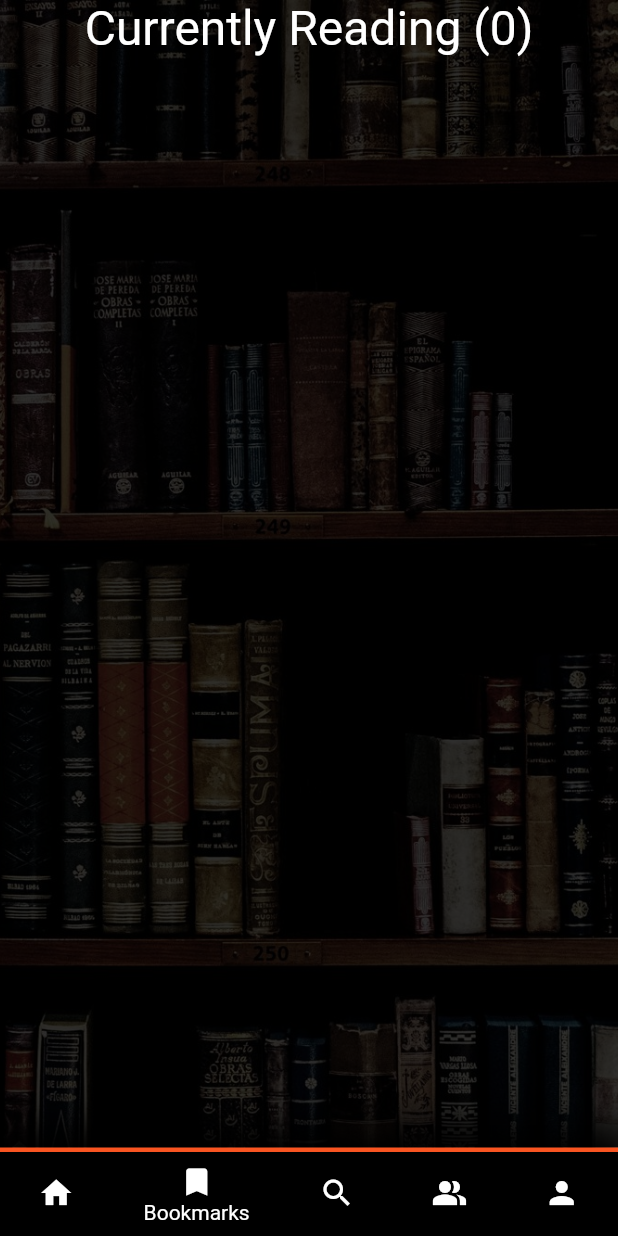
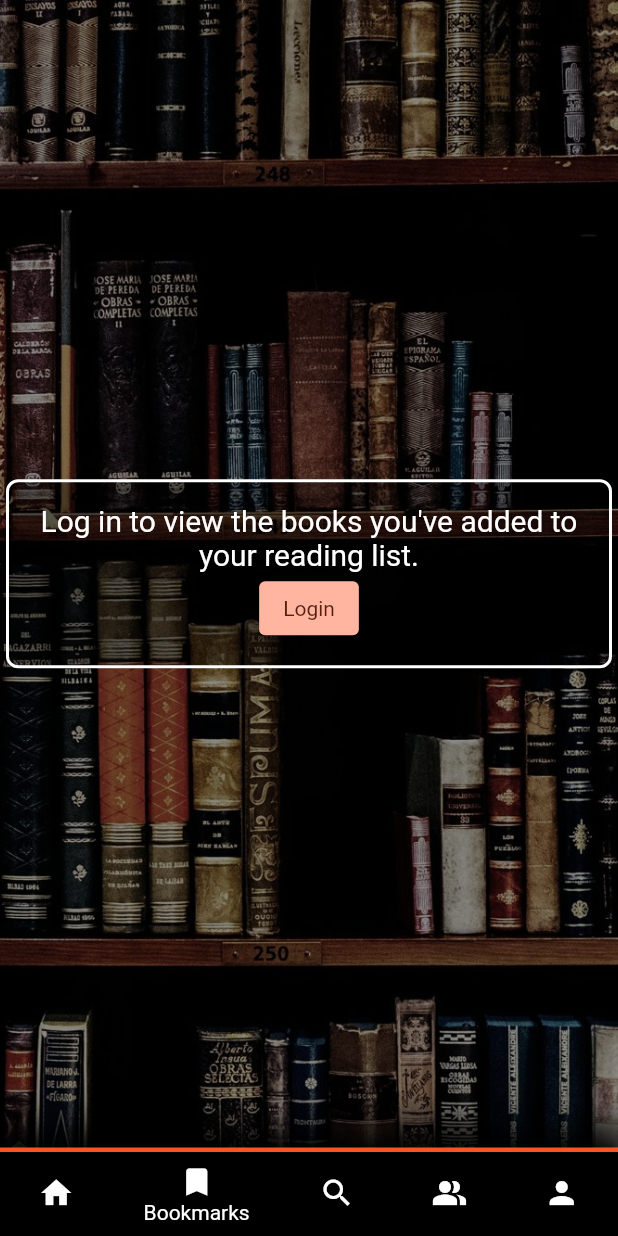
Before and after one commit to Al-del/nerdspace, a Flutter app: the screen it shows after launch, swiped to page 2, on a phone screen of 412 x 824 dp. Run offline on Flutter 3.47's test engine with Material 2 defaults, Android fonts, the phone set to English and light mode, and no system bars; our stand-ins replace flutter_rating_bar; network calls fail.

Commit message:
Added login logout pages

```diff
--- a/lib/main.dart
+++ b/lib/main.dart
@@ -2,6 +2,8 @@ import 'dart:math';
 
 import 'package:flutter/material.dart';
 import 'package:nerdspace/routes/book_profile.dart';
+import 'package:nerdspace/routes/login_route.dart';
+import 'package:nerdspace/routes/register_route.dart';
 import 'package:nerdspace/theme.dart';
 import 'routes/main_scaffold.dart';
 
@@ -29,6 +31,8 @@ class NerdspaceApp extends StatelessWidget {
       },
       routes: {
         '/': (context) => MainScaffold(),
+        '/login': (context) => LoginRoute(),
+        '/register': (context) => RegisterRoute(),
       },
     );
   }
--- a/lib/routes/main_scaffold.dart
+++ b/lib/routes/main_scaffold.dart
@@ -5,7 +5,9 @@ import 'package:nerdspace/widgets/pages/bookmarks.dart';
 import 'package:nerdspace/widgets/pages/feed.dart';
 import 'package:nerdspace/widgets/image_bg_scaffold.dart';
 import 'package:nerdspace/widgets/nerdspace_searchbar.dart';
+import 'package:nerdspace/widgets/pages/friends.dart';
 import 'package:nerdspace/widgets/pages/search_screen.dart';
+import 'package:nerdspace/widgets/pages/user.dart';
 
 import '../widgets/multipage_bg_transitioner.dart';
 import '../widgets/nerdspace_bottombar.dart';
@@ -80,8 +82,8 @@ class _MainScaffoldState extends State<MainScaffold> {
               books: [],
             ),
             SearchScreen(),
-            Feed(),
-            Feed(),
+            FriendsPage(),
+            UserPage(),
           ],
         ),
         bottomNavigationBar: NerdspaceBottombar(
--- a/lib/widgets/pages/bookmarks.dart
+++ b/lib/widgets/pages/bookmarks.dart
@@ -6,18 +6,24 @@ import 'package:nerdspace/widgets/nerdspace_searchbar.dart';
 
 class Bookmarks extends StatelessWidget {
   final List<BookData> books;
+  bool loggedIn = false;
   Bookmarks({super.key, required this.books});
   final backgroundColor = Color.fromARGB(208, 0, 0, 0);
 
   @override
   Widget build(BuildContext context) {
+    if (!loggedIn) {
+      return BookmarksNotLoggedIn();
+    }
     return Container(
       color: backgroundColor,
       child: Column(
         children: [
-          Text(
-            "Currently Reading (${books.length})",
-            style: Theme.of(context).textTheme.titleLarge,
+          AppBar(
+            title: Text(
+              "Currently Reading (${books.length})",
+              style: Theme.of(context).textTheme.titleLarge,
+            ),
           ),
           Expanded(
             child: ListView.builder(
@@ -44,3 +50,36 @@ class Bookmarks extends StatelessWidget {
     );
   }
 }
+
+class BookmarksNotLoggedIn extends StatelessWidget {
+  const BookmarksNotLoggedIn({super.key});
+
+  @override
+  Widget build(BuildContext context) {
+    return Container(
+      color: Colors.black45,
+      child: Center(
+        child: Card(
+          child: Padding(
+            padding: const EdgeInsets.all(16.0),
+            child: Column(
+              mainAxisSize: MainAxisSize.min,
+              children: [
+                Text(
+                    "Log in to view the books you've added to your reading list.",
+                    style: Theme.of(context).textTheme.titleMedium,
+                    textAlign: TextAlign.center),
+                ElevatedButton(
+                  onPressed: () {
+                    Navigator.pushNamed(context, '/login');
+                  },
+                  child: Text("Login"),
+                ),
+              ],
+            ),
+          ),
+        ),
+      ),
+    );
+  }
+}
--- a/lib/widgets/pages/feed.dart
+++ b/lib/widgets/pages/feed.dart
@@ -70,6 +70,8 @@ class _FeedState extends State<Feed> with AutomaticKeepAliveClientMixin {
                     crossAxisCount: 2),
                 itemCount: books.length,
                 itemBuilder: (context, index) {
+                  var heroTag = Random.secure().nextDouble();
+                  print(heroTag);
                   final bookData = books[index];
                   return BookCardGridItem(
                     onTap: () {
@@ -77,10 +79,10 @@ class _FeedState extends State<Feed> with AutomaticKeepAliveClientMixin {
                         context,
                         '/book_profile',
                         arguments: BookProfileArguments(
-                            heroTag: index, bookData: bookData),
+                            heroTag: heroTag, bookData: bookData),
                       );
                     },
-                    heroTag: index,
+                    heroTag: heroTag,
                     data: bookData,
                   );
                 },
```
Also changed, not shown: lib/routes/book_profile.dart (+23 -13 lines), lib/routes/login_route.dart (added, +88 -0 lines), lib/routes/register_route.dart (added, +106 -0 lines), lib/widgets/pages/friends.dart (added, +46 -0 lines), lib/widgets/pages/user.dart (added, +46 -0 lines).
